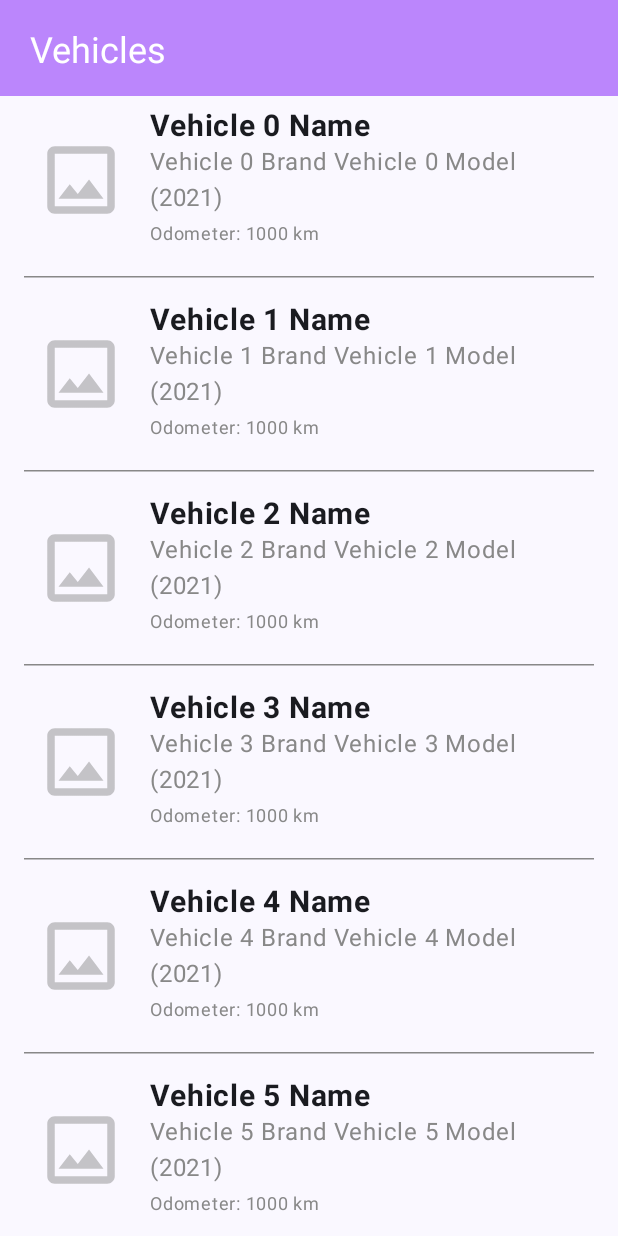
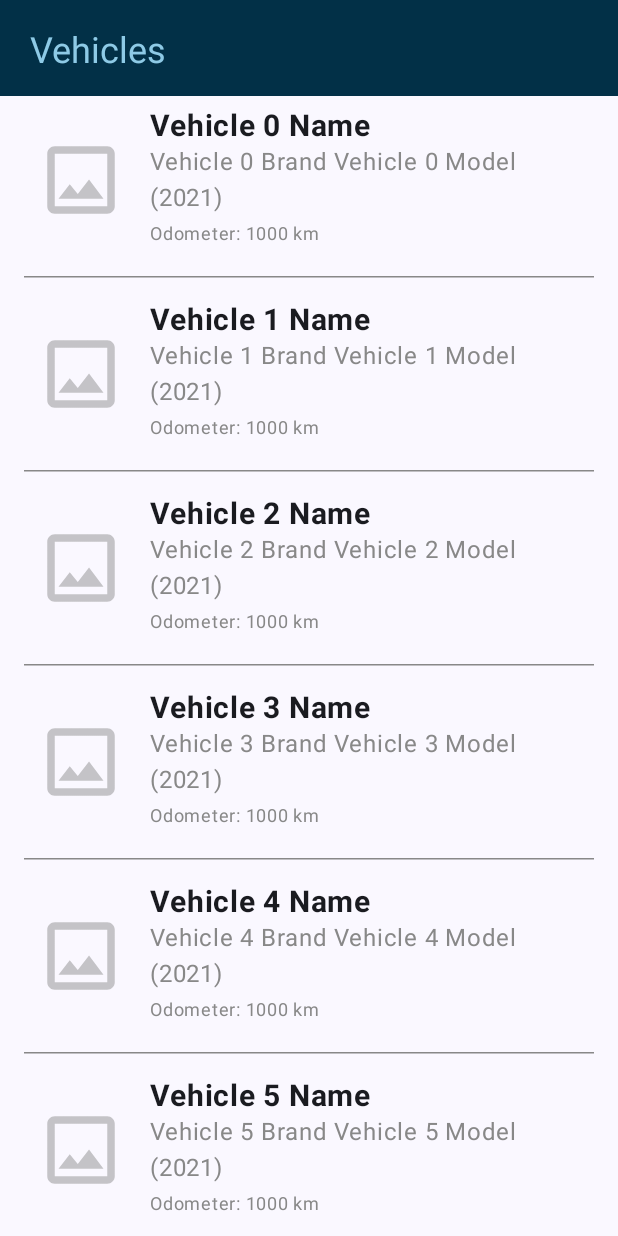
Before and after one commit to cool-element-com/vehicle-diary, an Android app built with Jetpack Compose: the screen it shows after launch (MainActivity), on a phone screen of 412 x 824 dp. Run offline under Robolectric (Android 15) with nearby library versions, the phone set to English and light mode, and no system bars.

Commit message:
11: add basic app colors

```diff
--- a/android/VehicleDiary/app/src/main/java/com/cool/element/vehiclediary/presentation/navigation/AppBarView.kt
+++ b/android/VehicleDiary/app/src/main/java/com/cool/element/vehiclediary/presentation/navigation/AppBarView.kt
@@ -46,10 +46,10 @@ fun AppBarView(
             )
         },
         colors = TopAppBarColors(
-            containerColor = colorResource(id = R.color.purple_200),
+            containerColor = colorResource(id = R.color.app_color_3),
             scrolledContainerColor = colorResource(id = R.color.white),
             navigationIconContentColor = colorResource(id = R.color.white),
-            titleContentColor = colorResource(id = R.color.white),
+            titleContentColor = colorResource(id = R.color.app_color_1),
             actionIconContentColor = colorResource(id = R.color.white)
         )
 //        backgroundColor = colorResource(id = R.color.app_bar_color),
--- a/android/VehicleDiary/app/src/main/res/values/colors.xml
+++ b/android/VehicleDiary/app/src/main/res/values/colors.xml
@@ -1,10 +1,11 @@
 <?xml version="1.0" encoding="utf-8"?>
 <resources>
-    <color name="purple_200">#FFBB86FC</color>
-    <color name="purple_500">#FF6200EE</color>
-    <color name="purple_700">#FF3700B3</color>
-    <color name="teal_200">#FF03DAC5</color>
-    <color name="teal_700">#FF018786</color>
+<!-- source: https://coolors.co/8ecae6-219ebc-023047-ffb703-fb8500 -->
+    <color name="app_color_1">#8ECAE6</color>
+    <color name="app_color_2">#219EBC</color>
+    <color name="app_color_3">#023047</color>
+    <color name="app_color_4">#FFB703</color>
+    <color name="app_color_5">#FB8500</color>
     <color name="black">#FF000000</color>
     <color name="white">#FFFFFFFF</color>
 </resources>
```
